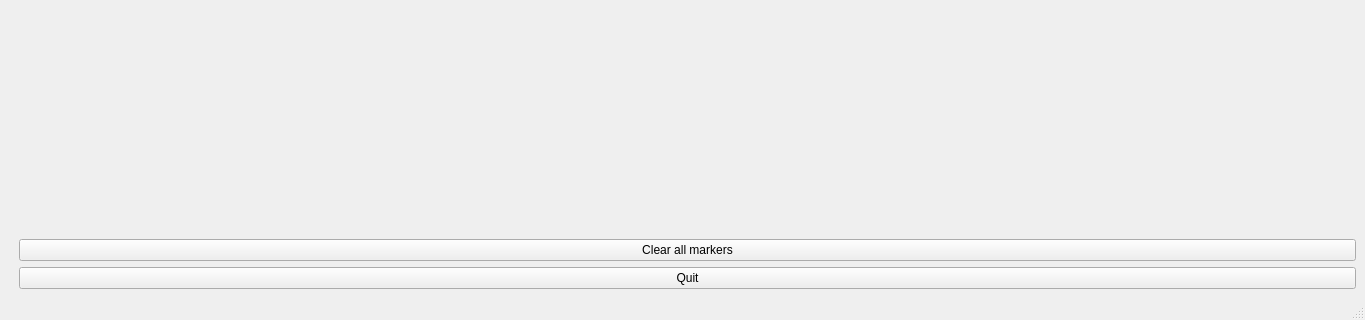
The window that gaitutils/nexus_scripts/tardieu.ui (NCH-Motion-Laboratory/gaitutils) describes before a commit, drawn with Qt 5; both pictures show x 0 to 1365 and y 438 to 758 of the 1365 by 758 pixel window.
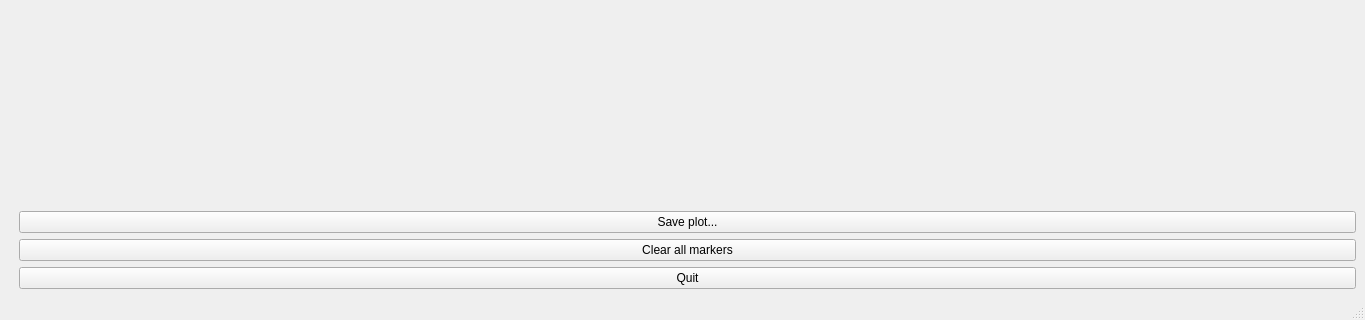
The same window after the commit.

Commit message: simpler toolbar etc.

Patch:
```diff
--- a/gaitutils/nexus_scripts/tardieu.ui
+++ b/gaitutils/nexus_scripts/tardieu.ui
@@ -161,6 +161,13 @@
         </property>
        </widget>
       </item>
+      <item row="11" column="1" colspan="2">
+       <widget class="QPushButton" name="btnSaveFig">
+        <property name="text">
+         <string>Save plot...</string>
+        </property>
+       </widget>
+      </item>
      </layout>
     </item>
    </layout>
```
The commit also changes 1 other file.
